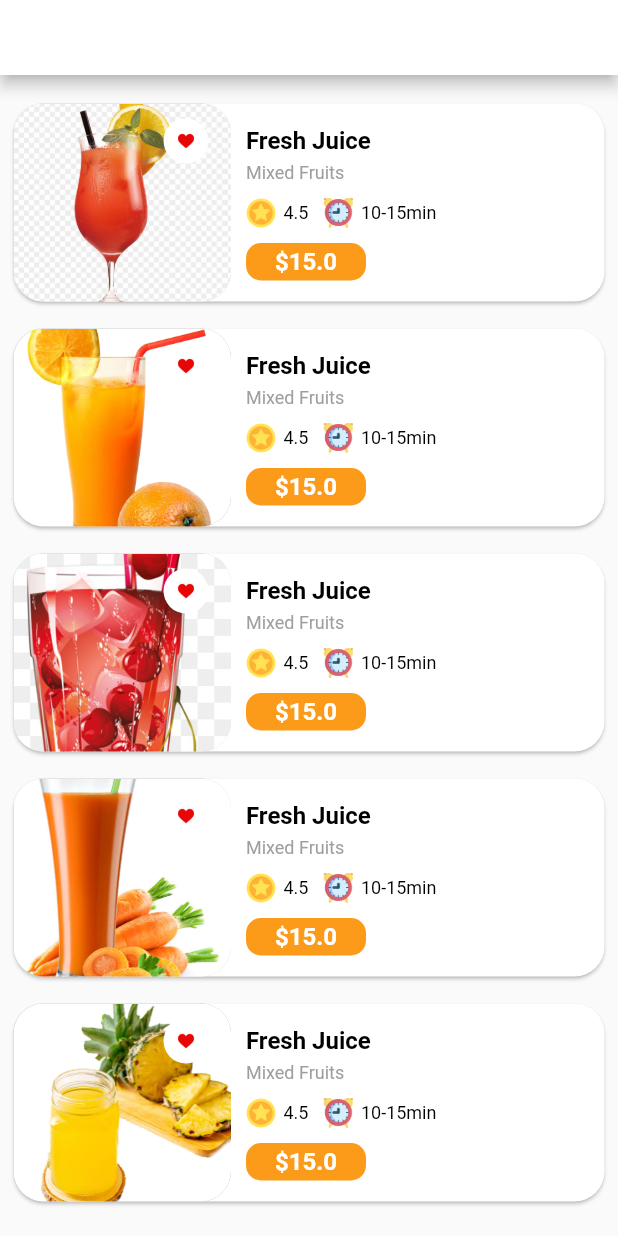
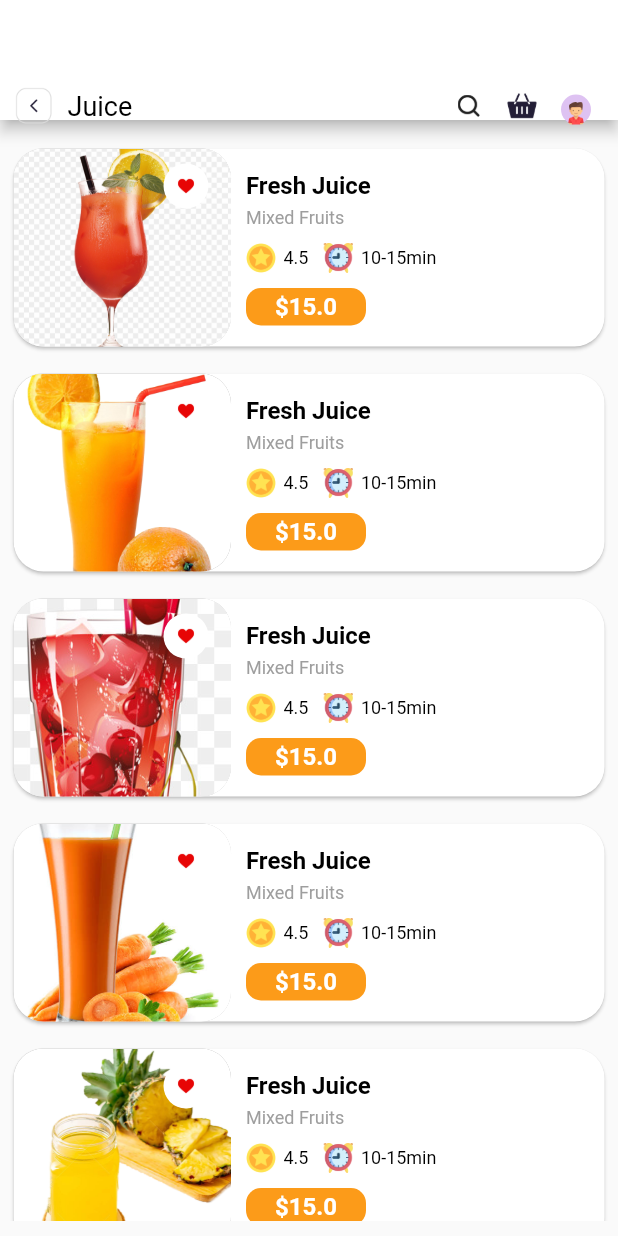
Before and after one commit to Mrvsolutions/snacksnmeals, a Flutter app: the ProductPage screen opened directly, on a phone screen of 412 x 824 dp. Run offline on Flutter 3.47's test engine with Material 2 defaults, Android fonts, the phone set to English and light mode, and no system bars; our stand-ins replace curved_navigation_bar, flutter_easyloading, fluttertoast; missing offline and left inert: dart:ffi.

```diff
--- a/lib/AppToolbar.dart
+++ b/lib/AppToolbar.dart
@@ -31,9 +31,9 @@ PreferredSize AppToolbar(
   //   _IsHomeIconShow = true;
   // }
   return PreferredSize(
-    preferredSize: Size.fromHeight(50.0),
+    preferredSize: Size.fromHeight(80.0),
     child: AppBar(
-      toolbarHeight: 50,
+      toolbarHeight: 80,
       flexibleSpace: Padding(
         padding: const EdgeInsets.fromLTRB(10, 50, 10, 0),
         child: Container(
```
Also changed, not shown: pubspec.yaml (+6 -1 lines), assets/app_launchicon.png (added), pubspec.lock, 21 other files.
